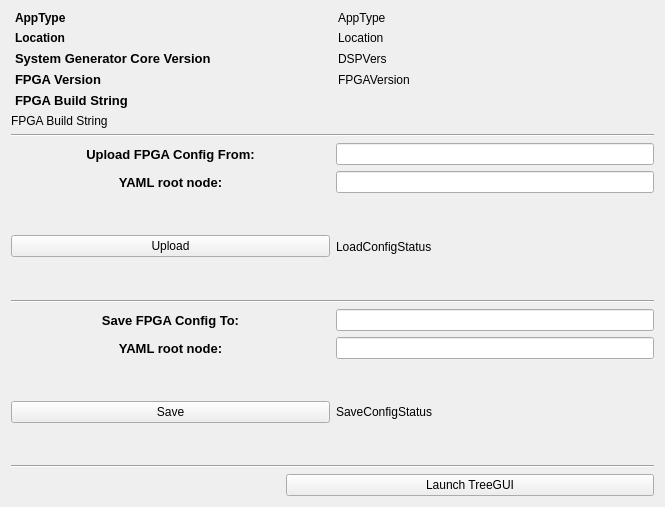
Above: blenApp/ui/fpga_config.ui from slaclab/BunchLengthMonitor before the change. Below: the same form after it.
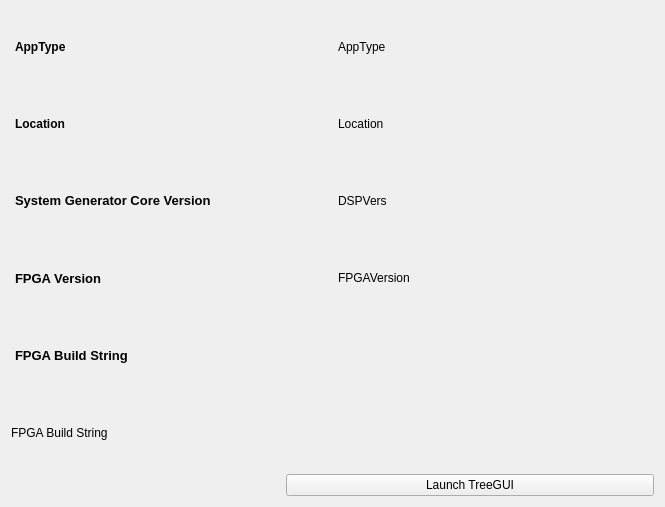
That is the form after the change. Custom widgets are drawn as their Qt base class.

Commit message: Removed yaml default in FPGA config screen

The edit to the form file:
```diff
--- a/blenApp/ui/fpga_config.ui
+++ b/blenApp/ui/fpga_config.ui
@@ -195,301 +195,6 @@
      </item>
     </layout>
    </item>
-   <item>
-    <widget class="Line" name="line">
-     <property name="orientation">
-      <enum>Qt::Horizontal</enum>
-     </property>
-    </widget>
-   </item>
-   <item>
-    <layout class="QHBoxLayout" name="horizontalLayout">
-     <item>
-      <widget class="PyDMLabel" name="PyDMLabel">
-       <property name="sizePolicy">
-        <sizepolicy hsizetype="MinimumExpanding" vsizetype="Preferred">
-         <horstretch>0</horstretch>
-         <verstretch>0</verstretch>
-        </sizepolicy>
-       </property>
-       <property name="font">
-        <font>
-         <pointsize>10</pointsize>
-         <weight>75</weight>
-         <bold>true</bold>
-        </font>
-       </property>
-       <property name="toolTip">
-        <string/>
-       </property>
-       <property name="whatsThis">
-        <string/>
-       </property>
-       <property name="text">
-        <string>Upload FPGA Config From:</string>
-       </property>
-       <property name="alignment">
-        <set>Qt::AlignCenter</set>
-       </property>
-      </widget>
-     </item>
-     <item>
-      <widget class="PyDMLineEdit" name="load_path">
-       <property name="toolTip">
-        <string/>
-       </property>
-       <property name="whatsThis">
-        <string/>
-       </property>
-       <property name="channel" stdset="0">
-        <string>ca://BLEN:${AREA}:${POS}:loadConfigFile</string>
-       </property>
-       <property name="displayFormat" stdset="0">
-        <enum>PyDMLineEdit::String</enum>
-       </property>
-      </widget>
-     </item>
-    </layout>
-   </item>
-   <item>
-    <layout class="QHBoxLayout" name="horizontalLayout_5">
-     <item>
-      <widget class="PyDMLabel" name="PyDMLabel_5">
-       <property name="sizePolicy">
-        <sizepolicy hsizetype="MinimumExpanding" vsizetype="Preferred">
-         <horstretch>0</horstretch>
-         <verstretch>0</verstretch>
-        </sizepolicy>
-       </property>
-       <property name="font">
-        <font>
-         <pointsize>10</pointsize>
-         <weight>75</weight>
-         <bold>true</bold>
-        </font>
-       </property>
-       <property name="toolTip">
-        <string/>
-       </property>
-       <property name="whatsThis">
-        <string/>
-       </property>
-       <property name="text">
-        <string>YAML root node:</string>
-       </property>
-       <property name="alignment">
-        <set>Qt::AlignCenter</set>
-       </property>
-      </widget>
-     </item>
-     <item>
-      <widget class="PyDMLineEdit" name="load_yaml_root">
-       <property name="toolTip">
-        <string/>
-       </property>
-       <property name="whatsThis">
-        <string/>
-       </property>
-       <property name="channel" stdset="0">
-        <string>ca://BLEN:${AREA}:${POS}:loadConfigRoot</string>
-       </property>
-       <property name="displayFormat" stdset="0">
-        <enum>PyDMLineEdit::String</enum>
-       </property>
-      </widget>
-     </item>
-    </layout>
-   </item>
-   <item>
-    <layout class="QHBoxLayout" name="horizontalLayout_3">
-     <item>
-      <widget class="PyDMPushButton" name="upload_btn">
-       <property name="toolTip">
-        <string/>
-       </property>
-       <property name="text">
-        <string>Upload</string>
-       </property>
-       <property name="channel" stdset="0">
-        <string>ca://BLEN:${AREA}:${POS}:loadConfig</string>
-       </property>
-       <property name="showConfirmDialog" stdset="0">
-        <bool>true</bool>
-       </property>
-       <property name="confirmMessage" stdset="0">
-        <string>Are you sure you want to load a new configuration?</string>
-       </property>
-       <property name="pressValue" stdset="0">
-        <string>1</string>
-       </property>
-      </widget>
-     </item>
-     <item>
-      <widget class="PyDMLabel" name="load_config_sts">
-       <property name="toolTip">
-        <string/>
-       </property>
-       <property name="whatsThis">
-        <string/>
-       </property>
-       <property name="text">
-        <string>LoadConfigStatus</string>
-       </property>
-       <property name="channel" stdset="0">
-        <string>ca://BLEN:${AREA}:${POS}:loadConfigStatus</string>
-       </property>
-      </widget>
-     </item>
-    </layout>
-   </item>
-   <item>
-    <widget class="Line" name="line_2">
-     <property name="orientation">
-      <enum>Qt::Horizontal</enum>
-     </property>
-    </widget>
-   </item>
-   <item>
-    <layout class="QHBoxLayout" name="horizontalLayout_2">
-     <item>
-      <widget class="PyDMLabel" name="PyDMLabel_2">
-       <property name="sizePolicy">
-        <sizepolicy hsizetype="MinimumExpanding" vsizetype="Preferred">
-         <horstretch>0</horstretch>
-         <verstretch>0</verstretch>
-        </sizepolicy>
-       </property>
-       <property name="font">
-        <font>
-         <pointsize>10</pointsize>
-         <weight>75</weight>
-         <bold>true</bold>
-        </font>
-       </property>
-       <property name="toolTip">
-        <string/>
-       </property>
-       <property name="whatsThis">
-        <string/>
-       </property>
-       <property name="text">
-        <string>Save FPGA Config To:</string>
-       </property>
-       <property name="alignment">
-        <set>Qt::AlignCenter</set>
-       </property>
-      </widget>
-     </item>
-     <item>
-      <widget class="PyDMLineEdit" name="save_path">
-       <property name="toolTip">
-        <string/>
-       </property>
-       <property name="whatsThis">
-        <string/>
-       </property>
-       <property name="channel" stdset="0">
-        <string>ca://BLEN:${AREA}:${POS}:saveConfigFile</string>
-       </property>
-       <property name="displayFormat" stdset="0">
-        <enum>PyDMLineEdit::String</enum>
-       </property>
-      </widget>
-     </item>
-    </layout>
-   </item>
-   <item>
-    <layout class="QHBoxLayout" name="horizontalLayout_6">
-     <item>
-      <widget class="PyDMLabel" name="PyDMLabel_6">
-       <property name="sizePolicy">
-        <sizepolicy hsizetype="MinimumExpanding" vsizetype="Preferred">
-         <horstretch>0</horstretch>
-         <verstretch>0</verstretch>
-        </sizepolicy>
-       </property>
-       <property name="font">
-        <font>
-         <pointsize>10</pointsize>
-         <weight>75</weight>
-         <bold>true</bold>
-        </font>
-       </property>
-       <property name="toolTip">
-        <string/>
-       </property>
-       <property name="whatsThis">
-        <string/>
-       </property>
-       <property name="text">
-        <string>YAML root node:</string>
-       </property>
-       <property name="alignment">
-        <set>Qt::AlignCenter</set>
-       </property>
-      </widget>
-     </item>
-     <item>
-      <widget class="PyDMLineEdit" name="save_yaml_root">
-       <property name="toolTip">
-        <string/>
-       </property>
-       <property name="whatsThis">
-        <string/>
-       </property>
-       <property name="channel" stdset="0">
-        <string>ca://BLEN:${AREA}:${POS}:saveConfigRoot</string>
-       </property>
-       <property name="displayFormat" stdset="0">
-        <enum>PyDMLineEdit::String</enum>
-       </property>
-      </widget>
-     </item>
-    </layout>
-   </item>
-   <item>
-    <layout class="QHBoxLayout" name="horizontalLayout_4">
-     <item>
-      <widget class="PyDMPushButton" name="save_btn">
-       <property name="toolTip">
-        <string/>
-       </property>
-       <property name="text">
-        <string>Save</string>
-       </property>
-       <property name="channel" stdset="0">
-        <string>ca://BLEN:${AREA}:${POS}:saveConfig</string>
-       </property>
-       <property name="pressValue" stdset="0">
-        <string>1</string>
-       </property>
-      </widget>
-     </item>
-     <item>
-      <widget class="PyDMLabel" name="save_config_sts">
-       <property name="toolTip">
-        <string/>
-       </property>
-       <property name="whatsThis">
-        <string/>
-       </property>
-       <property name="text">
-        <string>SaveConfigStatus</string>
-       </property>
-       <property name="channel" stdset="0">
-        <string>ca://BLEN:${AREA}:${POS}:saveConfigStatus</string>
-       </property>
-      </widget>
-     </item>
-    </layout>
-   </item>
-   <item>
-    <widget class="Line" name="line_3">
-     <property name="orientation">
-      <enum>Qt::Horizontal</enum>
-     </property>
-    </widget>
-   </item>
    <item>
     <layout class="QHBoxLayout" name="horizontalLayout_8">
      <item>
@@ -528,16 +233,6 @@
    <extends>QLabel</extends>
    <header>pydm.widgets.label</header>
   </customwidget>
-  <customwidget>
-   <class>PyDMLineEdit</class>
-   <extends>QLineEdit</extends>
-   <header>pydm.widgets.line_edit</header>
-  </customwidget>
-  <customwidget>
-   <class>PyDMPushButton</class>
-   <extends>QPushButton</extends>
-   <header>pydm.widgets.pushbutton</header>
-  </customwidget>
  </customwidgets>
  <resources/>
  <connections/>
```
